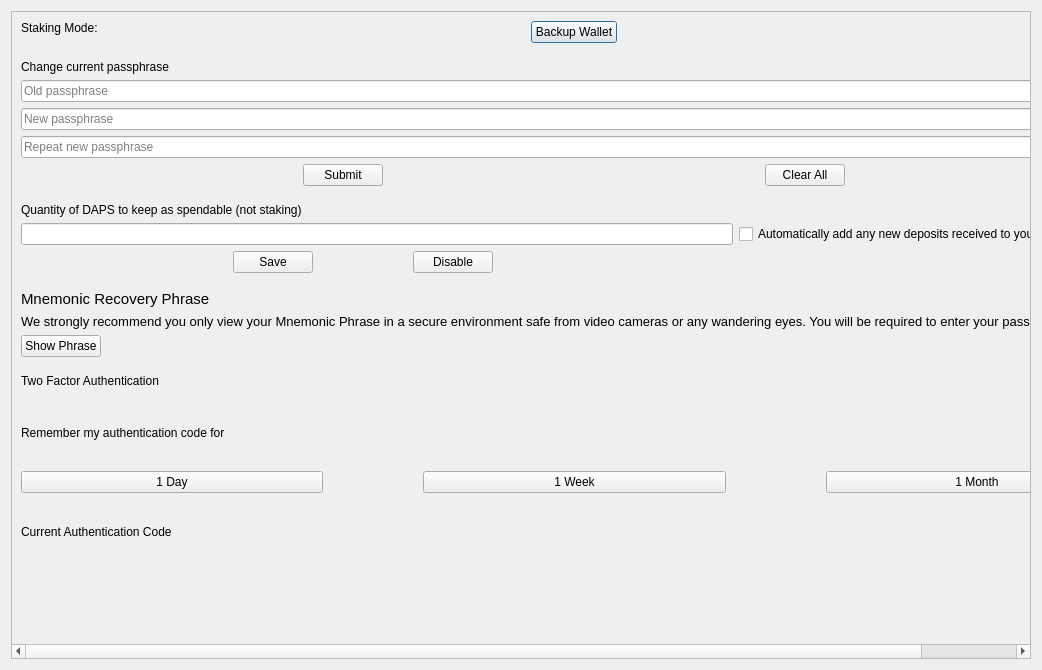
The window that src/qt/forms/optionspage.ui (TheArcadiaGroup/DAPS) describes before a commit, drawn with Qt 5.
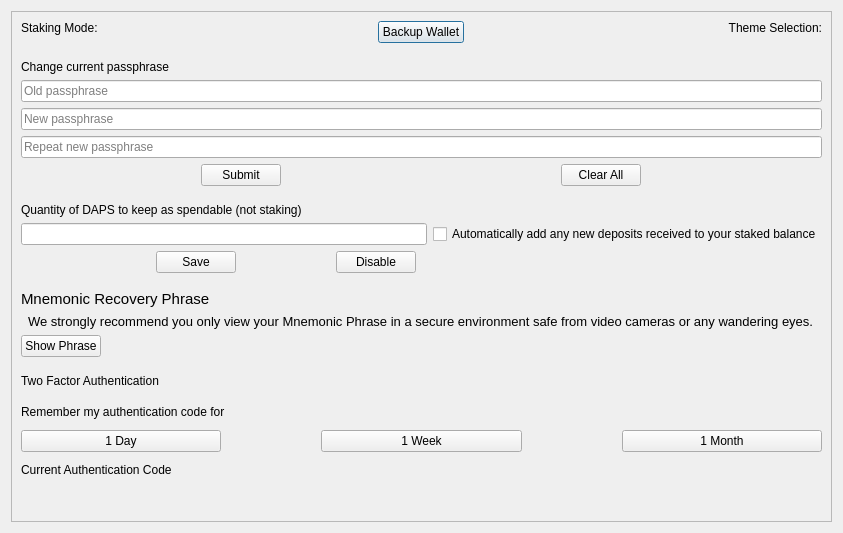
The same window after the commit. Custom widgets are drawn as their Qt base class.

Commit message: Resize settings screen

```diff
--- a/src/qt/forms/optionspage.ui
+++ b/src/qt/forms/optionspage.ui
@@ -6,8 +6,8 @@
    <rect>
     <x>0</x>
     <y>0</y>
-    <width>1042</width>
-    <height>670</height>
+    <width>843</width>
+    <height>533</height>
    </rect>
   </property>
   <property name="sizePolicy">
@@ -33,8 +33,8 @@
        <rect>
         <x>0</x>
         <y>0</y>
-        <width>1022</width>
-        <height>650</height>
+        <width>823</width>
+        <height>513</height>
        </rect>
       </property>
       <layout class="QVBoxLayout" name="verticalLayout">
@@ -460,7 +460,7 @@
            </property>
           </widget>
          </item>
-         <item>
+         <item alignment="Qt::AlignHCenter">
           <widget class="QLabel" name="labelRecoveryDescription">
            <property name="enabled">
             <bool>true</bool>
@@ -477,7 +477,7 @@
             </font>
            </property>
            <property name="text">
-            <string>We strongly recommend you only view your Mnemonic Phrase in a secure environment safe from video cameras or any wandering eyes. You will be required to enter your passphrase to view it.</string>
+            <string>We strongly recommend you only view your Mnemonic Phrase in a secure environment safe from video cameras or any wandering eyes.</string>
            </property>
            <property name="alignment">
             <set>Qt::AlignLeading|Qt::AlignLeft|Qt::AlignVCenter</set>
```
